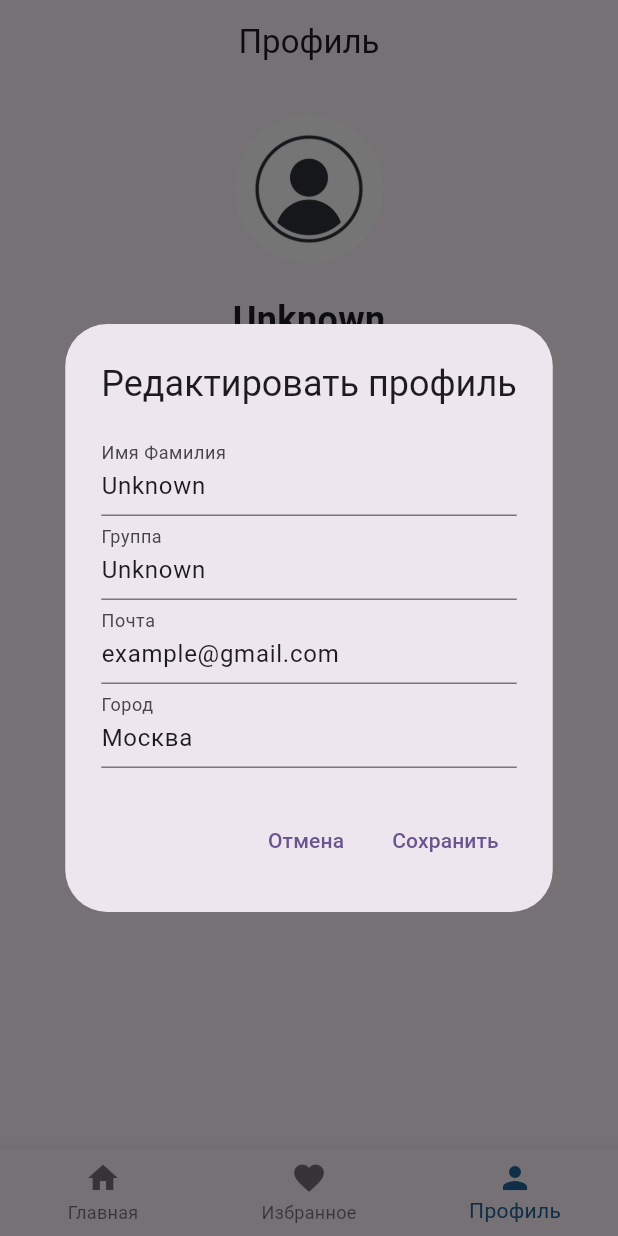
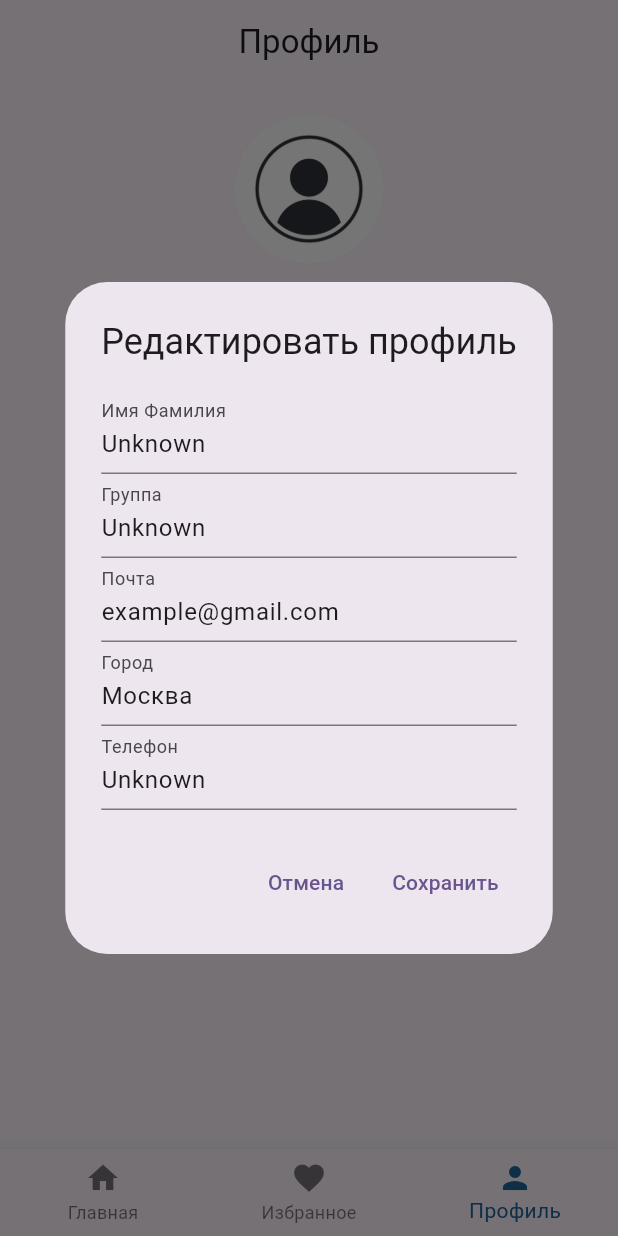
Before and after one commit to KatrinKH/pcs_6, a Flutter app: the screen it shows after launch, item 3 of the bottom bar chosen, after a tap on "Редактировать", on a phone screen of 412 x 824 dp. Run offline on Flutter 3.47's test engine with Material 3 defaults, Android fonts, the phone set to English and light mode, and no system bars.

Commit message:
Телефон

```diff
--- a/lib/pages/profile_page.dart
+++ b/lib/pages/profile_page.dart
@@ -13,12 +13,15 @@ class UserData {
   String group = 'Unknown';
   String email = 'example@gmail.com';
   String city = 'Москва';
+  String phoneNumber = 'Unknown';  // Added phone number field
 
-  void updateUserData(String newName, String newGroup, String newEmail, String newCity) {
+  // Updated method to include phone number
+  void updateUserData(String newName, String newGroup, String newEmail, String newCity, String newPhoneNumber) {
     name = newName;
     group = newGroup;
     email = newEmail;
     city = newCity;
+    phoneNumber = newPhoneNumber;  // Update phone number
   }
 }
 
@@ -40,6 +43,7 @@ class _ProfilePageState extends State<ProfilePage> {
         final TextEditingController groupController = TextEditingController(text: _userData.group);
         final TextEditingController emailController = TextEditingController(text: _userData.email);
         final TextEditingController cityController = TextEditingController(text: _userData.city);
+        final TextEditingController phoneController = TextEditingController(text: _userData.phoneNumber);  // Controller for phone number
 
         return AlertDialog(
           title: const Text('Редактировать профиль'),
@@ -55,6 +59,11 @@ class _ProfilePageState extends State<ProfilePage> {
                   keyboardType: TextInputType.emailAddress,
                 ),
                 TextField(controller: cityController, decoration: const InputDecoration(labelText: 'Город')),
+                TextField(
+                  controller: phoneController,
+                  decoration: const InputDecoration(labelText: 'Телефон'),
+                  keyboardType: TextInputType.phone,  // Keyboard for phone numbers
+                ),
               ],
             ),
           ),
@@ -71,6 +80,7 @@ class _ProfilePageState extends State<ProfilePage> {
                   groupController.text,
                   emailController.text,
                   cityController.text,
+                  phoneController.text,  // Save the phone number
                 );
                 Navigator.of(context).pop();
                 setState(() {});
@@ -128,6 +138,14 @@ class _ProfilePageState extends State<ProfilePage> {
                   const Text('Город:', style: TextStyle(fontSize: 16, color: Colors.grey)),
                   const SizedBox(width: 10),
                   Text(_userData.city, style: const TextStyle(fontSize: 16))]),
+              const SizedBox(height: 10),
+
+              Row(
+                mainAxisAlignment: MainAxisAlignment.center,
+                children: [
+                  const Text('Телефон:', style: TextStyle(fontSize: 16, color: Colors.grey)),
+                  const SizedBox(width: 10),
+                  Text(_userData.phoneNumber, style: const TextStyle(fontSize: 16))]),
               const SizedBox(height: 20),
 
               ElevatedButton(
```
Also changed, not shown: 1. До.png (deleted), 1.До (профиль).png (added), 2. Редактирование.png (deleted), 2.Редактирование (профиль).png (added), 3. После.png (deleted), 3.После (профиль).png (added), 1 other file.
